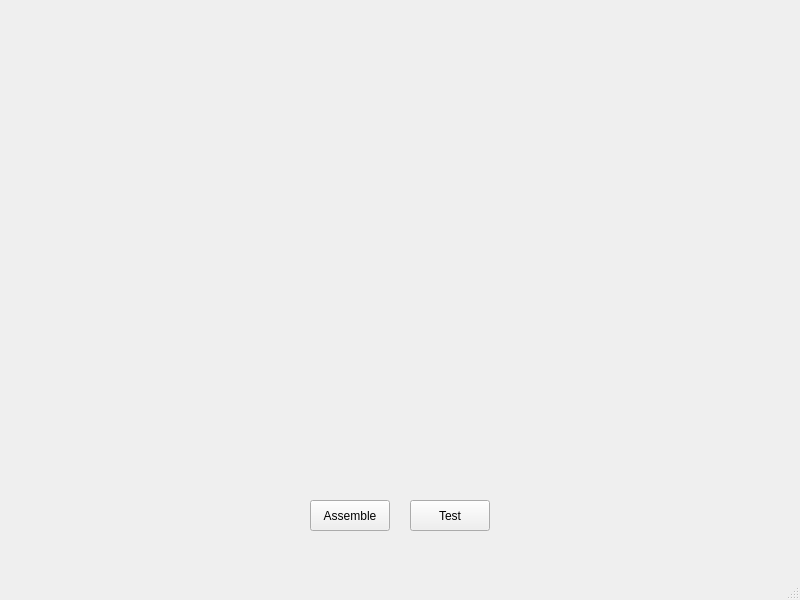
Above: learningwindow.ui from KaiokenBro/PC-Builder before the change. Below: the same form after it.
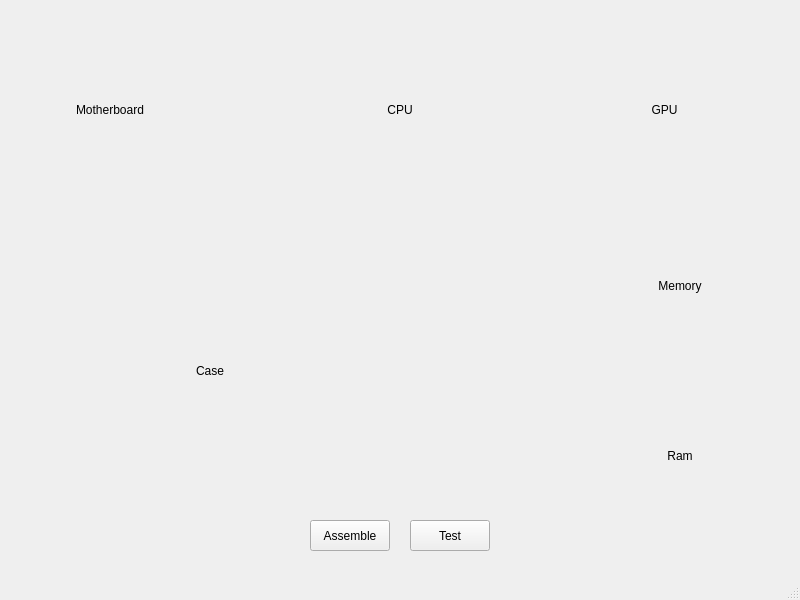
That is the form after the change.

Commit message: Added GPU, CPU, Ram, MB, Case.

Patch:
```diff
--- a/learningwindow.ui
+++ b/learningwindow.ui
@@ -18,7 +18,7 @@
     <property name="geometry">
      <rect>
       <x>310</x>
-      <y>500</y>
+      <y>520</y>
       <width>80</width>
       <height>31</height>
      </rect>
@@ -31,7 +31,7 @@
     <property name="geometry">
      <rect>
       <x>410</x>
-      <y>500</y>
+      <y>520</y>
       <width>80</width>
       <height>31</height>
      </rect>
@@ -40,6 +40,102 @@
      <string>Test</string>
     </property>
    </widget>
+   <widget class="QLabel" name="caseLabel">
+    <property name="geometry">
+     <rect>
+      <x>10</x>
+      <y>230</y>
+      <width>400</width>
+      <height>281</height>
+     </rect>
+    </property>
+    <property name="text">
+     <string>Case</string>
+    </property>
+    <property name="alignment">
+     <set>Qt::AlignmentFlag::AlignCenter</set>
+    </property>
+   </widget>
+   <widget class="QLabel" name="motherboardLabel">
+    <property name="geometry">
+     <rect>
+      <x>10</x>
+      <y>10</y>
+      <width>200</width>
+      <height>200</height>
+     </rect>
+    </property>
+    <property name="text">
+     <string>Motherboard</string>
+    </property>
+    <property name="alignment">
+     <set>Qt::AlignmentFlag::AlignCenter</set>
+    </property>
+   </widget>
+   <widget class="QLabel" name="gpuLabel">
+    <property name="geometry">
+     <rect>
+      <x>549</x>
+      <y>10</y>
+      <width>231</width>
+      <height>200</height>
+     </rect>
+    </property>
+    <property name="text">
+     <string>GPU</string>
+    </property>
+    <property name="alignment">
+     <set>Qt::AlignmentFlag::AlignCenter</set>
+    </property>
+   </widget>
+   <widget class="QLabel" name="cpuLabel">
+    <property name="geometry">
+     <rect>
+      <x>300</x>
+      <y>10</y>
+      <width>200</width>
+      <height>200</height>
+     </rect>
+    </property>
+    <property name="text">
+     <string>CPU</string>
+    </property>
+    <property name="alignment">
+     <set>Qt::AlignmentFlag::AlignCenter</set>
+    </property>
+   </widget>
+   <widget class="QLabel" name="memoryLabel">
+    <property name="geometry">
+     <rect>
+      <x>580</x>
+      <y>220</y>
+      <width>200</width>
+      <height>131</height>
+     </rect>
+    </property>
+    <property name="text">
+     <string>Memory</string>
+    </property>
+    <property name="alignment">
+     <set>Qt::AlignmentFlag::AlignCenter</set>
+    </property>
+   </widget>
+   <widget class="QLabel" name="ramLabel">
+    <property name="geometry">
+     <rect>
+      <x>580</x>
+      <y>440</y>
+      <width>200</width>
+      <height>31</height>
+     </rect>
+    </property>
+    <property name="text">
+     <string>Ram</string>
+    </property>
+    <property name="alignment">
+     <set>Qt::AlignmentFlag::AlignCenter</set>
+    </property>
+   </widget>
   </widget>
   <widget class="QMenuBar" name="menubar">
    <property name="geometry">
```
The commit also changes 9 other files.
